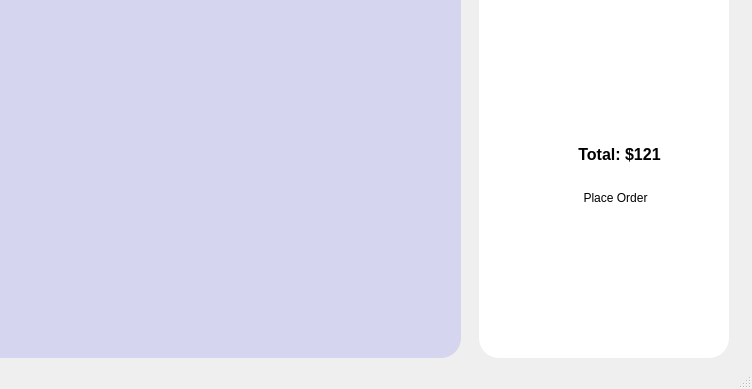
The window that views/main.ui (FlorOchoa29/florer-a) describes before a commit, drawn with Qt 5; both pictures show x 328 to 1080 and y 485 to 874 of the 1080 by 874 pixel window.
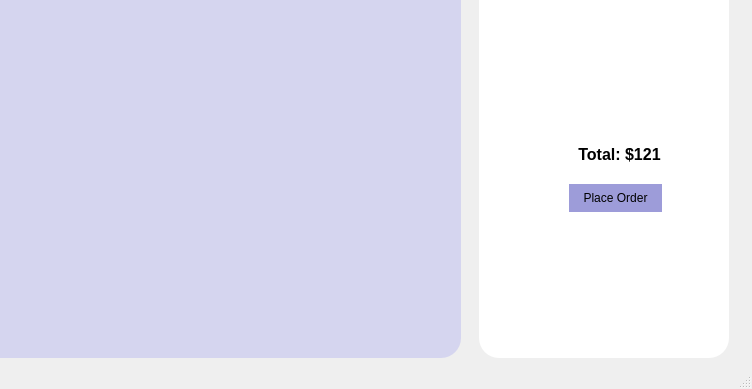
The same window after the commit. Icons and pictures are not drawn.

Commit message: Avance Florería

Diff of the .ui file:
```diff
--- a/views/main.ui
+++ b/views/main.ui
@@ -832,8 +832,8 @@
          <widget class="QLabel" name="label_10">
           <property name="geometry">
            <rect>
-            <x>210</x>
-            <y>70</y>
+            <x>260</x>
+            <y>60</y>
             <width>171</width>
             <height>191</height>
            </rect>
@@ -1153,6 +1153,9 @@
          <height>28</height>
         </rect>
        </property>
+       <property name="styleSheet">
+        <string notr="true">background-color:#9d9cd9;</string>
+       </property>
        <property name="text">
         <string>Place Order</string>
        </property>
```
